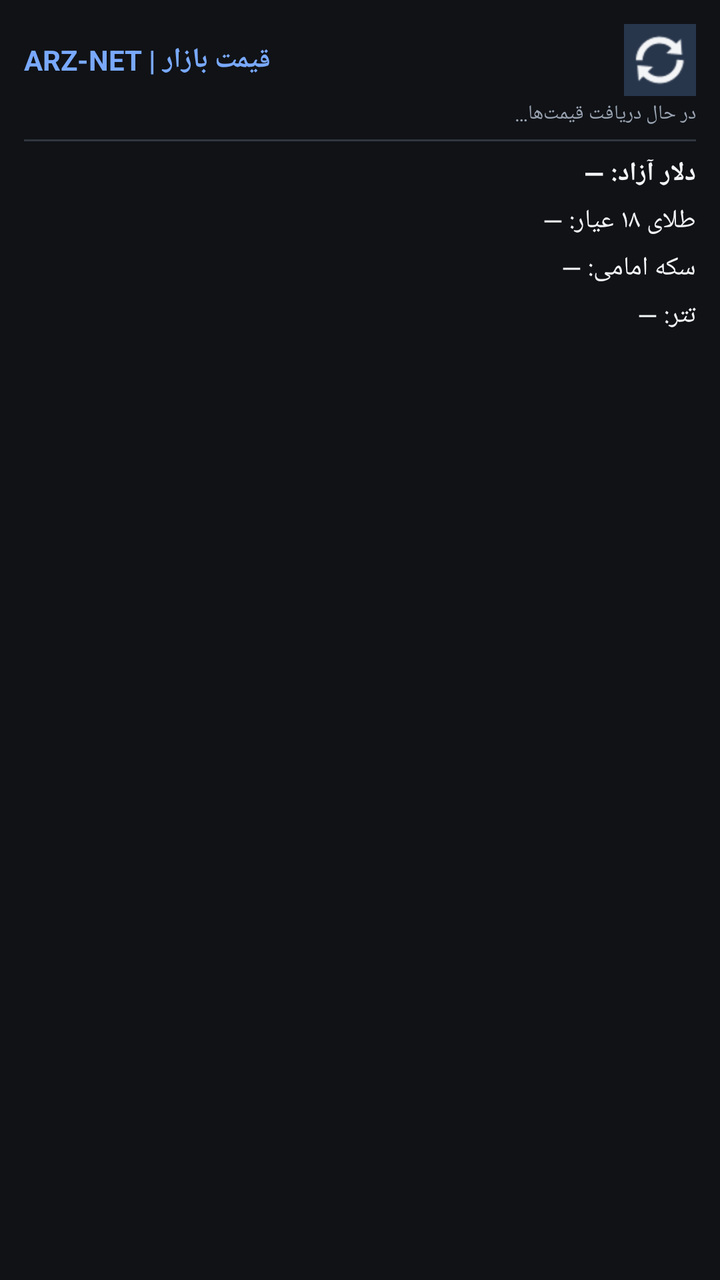
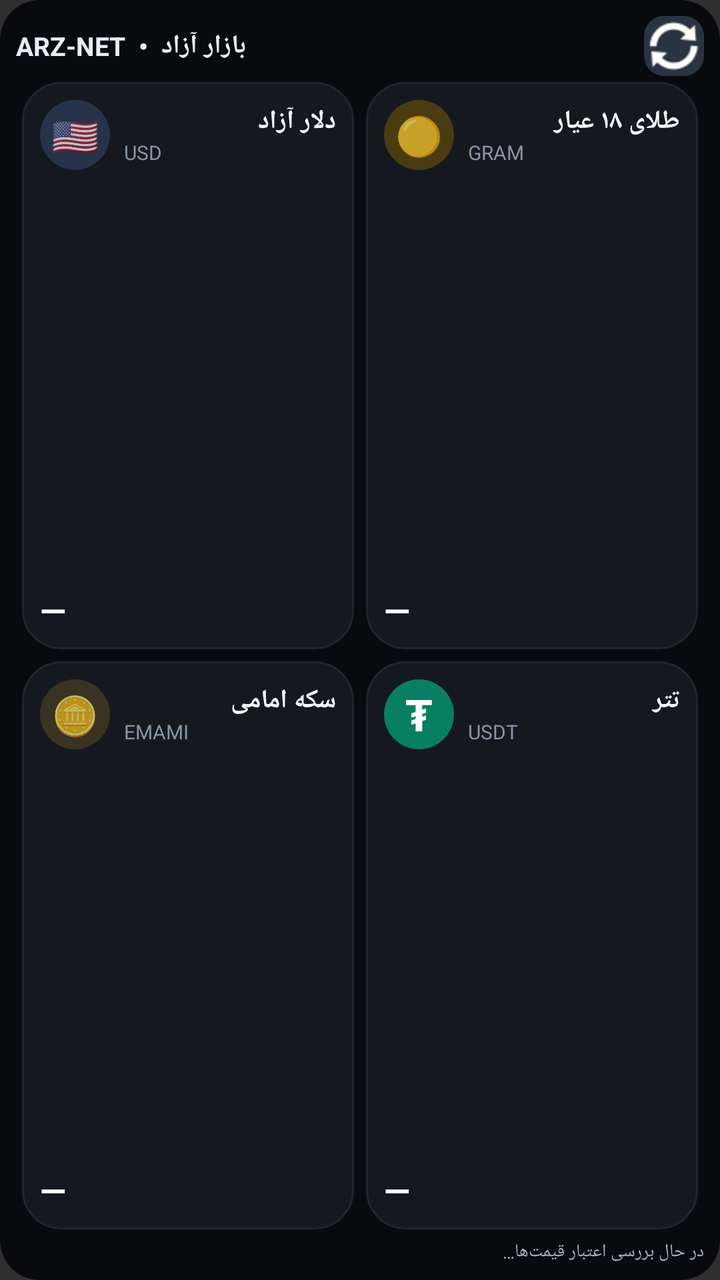

Before-and-after screenshots of an Android layout around one commit, followed by the original layout XML and the change that was made.
<!-- AndroidManifest.xml: application theme android:Theme.Material.NoActionBar -->
<!-- res/layout/market_widget.xml -->
<LinearLayout xmlns:android="http://schemas.android.com/apk/res/android" android:id="@+id/widget_root" android:layout_width="match_parent" android:layout_height="match_parent" android:orientation="vertical" android:padding="12dp" android:background="#101216">
<LinearLayout android:layout_width="match_parent" android:layout_height="wrap_content" android:gravity="center_vertical" android:orientation="horizontal">
<TextView android:layout_width="0dp" android:layout_height="wrap_content" android:layout_weight="1" android:text="ARZ-NET | قیمت بازار" android:textColor="#79A9FF" android:textSize="14sp" android:textStyle="bold"/>
<ImageButton android:id="@+id/widget_refresh" android:layout_width="36dp" android:layout_height="36dp" android:background="#28364C" android:contentDescription="تازه‌سازی قیمت‌ها" android:src="@android:drawable/ic_popup_sync" android:tint="#F3F5F7"/>
</LinearLayout>
<TextView android:id="@+id/widget_status" android:layout_width="match_parent" android:layout_height="wrap_content" android:layout_marginTop="2dp" android:text="در حال دریافت قیمت‌ها…" android:textColor="#9AA4B2" android:textSize="10sp"/>
<View android:layout_width="match_parent" android:layout_height="1dp" android:layout_marginTop="6dp" android:layout_marginBottom="4dp" android:background="#303640"/>
<TextView android:id="@+id/widget_usd" android:layout_width="match_parent" android:layout_height="wrap_content" android:paddingTop="3dp" android:paddingBottom="3dp" android:text="دلار آزاد: —" android:textColor="#F3F5F7" android:textSize="13sp" android:textStyle="bold"/>
<TextView android:id="@+id/widget_gold" android:layout_width="match_parent" android:layout_height="wrap_content" android:paddingTop="3dp" android:paddingBottom="3dp" android:text="طلای ۱۸ عیار: —" android:textColor="#F3F5F7" android:textSize="13sp"/>
<TextView android:id="@+id/widget_coin" android:layout_width="match_parent" android:layout_height="wrap_content" android:paddingTop="3dp" android:paddingBottom="3dp" android:text="سکه امامی: —" android:textColor="#F3F5F7" android:textSize="13sp"/>
<TextView android:id="@+id/widget_usdt" android:layout_width="match_parent" android:layout_height="wrap_content" android:paddingTop="3dp" android:paddingBottom="3dp" android:text="تتر: —" android:textColor="#F3F5F7" android:textSize="13sp"/>
</LinearLayout>
<!-- resources referenced by this layout -->
<resources>

</resources>

<!-- the commit's change to res/layout/market_widget.xml (unified diff, before → after) -->
@@ -1,12 +1,317 @@
-<LinearLayout xmlns:android="http://schemas.android.com/apk/res/android" android:id="@+id/widget_root" android:layout_width="match_parent" android:layout_height="match_parent" android:orientation="vertical" android:padding="12dp" android:background="#101216">
-<LinearLayout android:layout_width="match_parent" android:layout_height="wrap_content" android:gravity="center_vertical" android:orientation="horizontal">
-<TextView android:layout_width="0dp" android:layout_height="wrap_content" android:layout_weight="1" android:text="ARZ-NET | قیمت بازار" android:textColor="#79A9FF" android:textSize="14sp" android:textStyle="bold"/>
-<ImageButton android:id="@+id/widget_refresh" android:layout_width="36dp" android:layout_height="36dp" android:background="#28364C" android:contentDescription="تازه‌سازی قیمت‌ها" android:src="@android:drawable/ic_popup_sync" android:tint="#F3F5F7"/>
+<?xml version="1.0" encoding="utf-8"?>
+<LinearLayout xmlns:android="http://schemas.android.com/apk/res/android"
+    android:id="@+id/widget_root"
+    android:layout_width="match_parent"
+    android:layout_height="match_parent"
+    android:orientation="vertical"
+    android:padding="8dp"
+    android:background="@drawable/widget_background">
+
+    <LinearLayout
+        android:layout_width="match_parent"
+        android:layout_height="30dp"
+        android:gravity="center_vertical"
+        android:orientation="horizontal">
+
+        <TextView
+            android:layout_width="0dp"
+            android:layout_height="wrap_content"
+            android:layout_weight="1"
+            android:text="ARZ-NET  •  بازار آزاد"
+            android:textColor="#E8EDF5"
+            android:textSize="13sp"
+            android:textStyle="bold" />
+
+        <ImageButton
+            android:id="@+id/widget_refresh"
+            android:layout_width="30dp"
+            android:layout_height="30dp"
+            android:background="@drawable/widget_refresh_bg"
+            android:contentDescription="@string/widget_refresh_description"
+            android:padding="6dp"
+            android:src="@android:drawable/ic_popup_sync"
+            android:tint="#FFFFFF" />
+    </LinearLayout>
+
+    <LinearLayout
+        android:layout_width="match_parent"
+        android:layout_height="0dp"
+        android:layout_weight="1"
+        android:orientation="vertical">
+
+        <LinearLayout
+            android:layout_width="match_parent"
+            android:layout_height="0dp"
+            android:layout_weight="1"
+            android:orientation="horizontal">
+
+            <LinearLayout
+                android:layout_width="0dp"
+                android:layout_height="match_parent"
+                android:layout_weight="1"
+                android:layout_margin="3dp"
+                android:background="@drawable/widget_card_bg"
+                android:orientation="vertical"
+                android:padding="9dp">
+
+                <LinearLayout
+                    android:layout_width="match_parent"
+                    android:layout_height="wrap_content"
+                    android:gravity="center_vertical"
+                    android:orientation="horizontal">
+
+                    <TextView
+                        android:layout_width="35dp"
+                        android:layout_height="35dp"
+                        android:background="@drawable/widget_icon_usd_bg"
+                        android:gravity="center"
+                        android:text="🇺🇸"
+                        android:textSize="19sp" />
+
+                    <LinearLayout
+                        android:layout_width="0dp"
+                        android:layout_height="wrap_content"
+                        android:layout_weight="1"
+                        android:orientation="vertical"
+                        android:paddingStart="7dp">
+
+                        <TextView
+                            android:id="@+id/widget_usd_title"
+                            android:layout_width="match_parent"
+                            android:layout_height="wrap_content"
+                            android:text="دلار آزاد"
+                            android:textColor="#F7F8FA"
+                            android:textSize="13sp"
+                            android:textStyle="bold" />
+
+                        <TextView
+                            android:layout_width="match_parent"
+                            android:layout_height="wrap_content"
+                            android:text="USD"
+                            android:textColor="#8794A8"
+                            android:textSize="10sp" />
+                    </LinearLayout>
+                </LinearLayout>
+
+                <TextView
+                    android:id="@+id/widget_usd_price"
+                    android:layout_width="match_parent"
+                    android:layout_height="0dp"
+                    android:layout_weight="1"
+                    android:gravity="bottom|start"
+                    android:maxLines="2"
+                    android:text="—"
+                    android:textColor="#FFFFFF"
+                    android:textSize="17sp"
+                    android:textStyle="bold"
+                    android:includeFontPadding="false" />
+            </LinearLayout>
+
+            <LinearLayout
+                android:layout_width="0dp"
+                android:layout_height="match_parent"
+                android:layout_weight="1"
+                android:layout_margin="3dp"
+                android:background="@drawable/widget_card_bg"
+                android:orientation="vertical"
+                android:padding="9dp">
+
+                <LinearLayout
+                    android:layout_width="match_parent"
+                    android:layout_height="wrap_content"
+                    android:gravity="center_vertical"
+                    android:orientation="horizontal">
+
+                    <TextView
+                        android:layout_width="35dp"
+                        android:layout_height="35dp"
+                        android:background="@drawable/widget_icon_gold_bg"
+                        android:gravity="center"
+                        android:text="🟡"
+                        android:textSize="19sp" />
+
+                    <LinearLayout
+                        android:layout_width="0dp"
+                        android:layout_height="wrap_content"
+                        android:layout_weight="1"
+                        android:orientation="vertical"
+                        android:paddingStart="7dp">
+
+                        <TextView
+                            android:id="@+id/widget_gold_title"
+                            android:layout_width="match_parent"
+                            android:layout_height="wrap_content"
+                            android:text="طلای ۱۸ عیار"
+                            android:textColor="#F7F8FA"
+                            android:textSize="13sp"
+                            android:textStyle="bold" />
+
+                        <TextView
+                            android:layout_width="match_parent"
+                            android:layout_height="wrap_content"
+                            android:text="GRAM"
+                            android:textColor="#8794A8"
+                            android:textSize="10sp" />
+                    </LinearLayout>
+                </LinearLayout>
+
+                <TextView
+                    android:id="@+id/widget_gold_price"
+                    android:layout_width="match_parent"
+                    android:layout_height="0dp"
+                    android:layout_weight="1"
+                    android:gravity="bottom|start"
+                    android:maxLines="2"
+                    android:text="—"
+                    android:textColor="#FFFFFF"
+                    android:textSize="17sp"
+                    android:textStyle="bold"
+                    android:includeFontPadding="false" />
+            </LinearLayout>
+        </LinearLayout>
+
+        <LinearLayout
+            android:layout_width="match_parent"
+            android:layout_height="0dp"
+            android:layout_weight="1"
+            android:orientation="horizontal">
+
+            <LinearLayout
+                android:layout_width="0dp"
+                android:layout_height="match_parent"
+                android:layout_weight="1"
+                android:layout_margin="3dp"
+                android:background="@drawable/widget_card_bg"
+                android:orientation="vertical"
+                android:padding="9dp">
+
+                <LinearLayout
+                    android:layout_width="match_parent"
+                    android:layout_height="wrap_content"
+                    android:gravity="center_vertical"
+                    android:orientation="horizontal">
+
+                    <TextView
+                        android:layout_width="35dp"
+                        android:layout_height="35dp"
+                        android:background="@drawable/widget_icon_coin_bg"
+                        android:gravity="center"
+                        android:text="🪙"
+                        android:textSize="19sp" />
+
+                    <LinearLayout
+                        android:layout_width="0dp"
+                        android:layout_height="wrap_content"
+                        android:layout_weight="1"
+                        android:orientation="vertical"
+                        android:paddingStart="7dp">
+
+                        <TextView
+                            android:id="@+id/widget_coin_title"
+                            android:layout_width="match_parent"
+                            android:layout_height="wrap_content"
+                            android:text="سکه امامی"
+                            android:textColor="#F7F8FA"
+                            android:textSize="13sp"
+                            android:textStyle="bold" />
+
+                        <TextView
+                            android:layout_width="match_parent"
+                            android:layout_height="wrap_content"
+                            android:text="EMAMI"
+                            android:textColor="#8794A8"
+                            android:textSize="10sp" />
+                    </LinearLayout>
+                </LinearLayout>
+
+                <TextView
+                    android:id="@+id/widget_coin_price"
+                    android:layout_width="match_parent"
+                    android:layout_height="0dp"
+                    android:layout_weight="1"
+                    android:gravity="bottom|start"
+                    android:maxLines="2"
+                    android:text="—"
+                    android:textColor="#FFFFFF"
+                    android:textSize="17sp"
+                    android:textStyle="bold"
+                    android:includeFontPadding="false" />
+            </LinearLayout>
+
+            <LinearLayout
+                android:layout_width="0dp"
+                android:layout_height="match_parent"
+                android:layout_weight="1"
+                android:layout_margin="3dp"
+                android:background="@drawable/widget_card_bg"
+                android:orientation="vertical"
+                android:padding="9dp">
+
+                <LinearLayout
+                    android:layout_width="match_parent"
+                    android:layout_height="wrap_content"
+                    android:gravity="center_vertical"
+                    android:orientation="horizontal">
+
+                    <TextView
+                        android:layout_width="35dp"
+                        android:layout_height="35dp"
+                        android:background="@drawable/widget_icon_usdt_bg"
+                        android:gravity="center"
+                        android:text="₮"
+                        android:textColor="#FFFFFF"
+                        android:textSize="22sp"
+                        android:textStyle="bold" />
+
+                    <LinearLayout
+                        android:layout_width="0dp"
+                        android:layout_height="wrap_content"
+                        android:layout_weight="1"
+                        android:orientation="vertical"
+                        android:paddingStart="7dp">
+
+                        <TextView
+                            android:id="@+id/widget_usdt_title"
+                            android:layout_width="match_parent"
+                            android:layout_height="wrap_content"
+                            android:text="تتر"
+                            android:textColor="#F7F8FA"
+                            android:textSize="13sp"
+                            android:textStyle="bold" />
+
+                        <TextView
+                            android:layout_width="match_parent"
+                            android:layout_height="wrap_content"
+                            android:text="USDT"
+                            android:textColor="#8794A8"
+                            android:textSize="10sp" />
+                    </LinearLayout>
+                </LinearLayout>
+
+                <TextView
+                    android:id="@+id/widget_usdt_price"
+                    android:layout_width="match_parent"
+                    android:layout_height="0dp"
+                    android:layout_weight="1"
+                    android:gravity="bottom|start"
+                    android:maxLines="2"
+                    android:text="—"
+                    android:textColor="#FFFFFF"
+                    android:textSize="17sp"
+                    android:textStyle="bold"
+                    android:includeFontPadding="false" />
+            </LinearLayout>
+        </LinearLayout>
+    </LinearLayout>
+
+    <TextView
+        android:id="@+id/widget_status"
+        android:layout_width="match_parent"
+        android:layout_height="wrap_content"
+        android:layout_marginTop="2dp"
+        android:maxLines="1"
+        android:ellipsize="end"
+        android:text="در حال بررسی اعتبار قیمت‌ها…"
+        android:textColor="#A8B2C2"
+        android:textSize="9sp" />
 </LinearLayout>
-<TextView android:id="@+id/widget_status" android:layout_width="match_parent" android:layout_height="wrap_content" android:layout_marginTop="2dp" android:text="در حال دریافت قیمت‌ها…" android:textColor="#9AA4B2" android:textSize="10sp"/>
-<View android:layout_width="match_parent" android:layout_height="1dp" android:layout_marginTop="6dp" android:layout_marginBottom="4dp" android:background="#303640"/>
-<TextView android:id="@+id/widget_usd" android:layout_width="match_parent" android:layout_height="wrap_content" android:paddingTop="3dp" android:paddingBottom="3dp" android:text="دلار آزاد: —" android:textColor="#F3F5F7" android:textSize="13sp" android:textStyle="bold"/>
-<TextView android:id="@+id/widget_gold" android:layout_width="match_parent" android:layout_height="wrap_content" android:paddingTop="3dp" android:paddingBottom="3dp" android:text="طلای ۱۸ عیار: —" android:textColor="#F3F5F7" android:textSize="13sp"/>
-<TextView android:id="@+id/widget_coin" android:layout_width="match_parent" android:layout_height="wrap_content" android:paddingTop="3dp" android:paddingBottom="3dp" android:text="سکه امامی: —" android:textColor="#F3F5F7" android:textSize="13sp"/>
-<TextView android:id="@+id/widget_usdt" android:layout_width="match_parent" android:layout_height="wrap_content" android:paddingTop="3dp" android:paddingBottom="3dp" android:text="تتر: —" android:textColor="#F3F5F7" android:textSize="13sp"/>
-</LinearLayout>
<!-- resource entries referenced after the edit -->
@@ -1,5 +1,48 @@
 <!-- resources referenced by this layout -->
 <resources>
-
+  <!-- drawable widget_background (drawable) -->
+  <?xml version="1.0" encoding="utf-8"?>
+  <shape xmlns:android="http://schemas.android.com/apk/res/android">
+      <solid android:color="#080A0D" />
+      <corners android:radius="20dp" />
+  </shape>
+  <!-- drawable widget_card_bg (drawable) -->
+  <?xml version="1.0" encoding="utf-8"?>
+  <shape xmlns:android="http://schemas.android.com/apk/res/android">
+      <solid android:color="#15191F" />
+      <corners android:radius="19dp" />
+      <stroke android:width="1dp" android:color="#20262E" />
+  </shape>
+  <!-- drawable widget_icon_coin_bg (drawable) -->
+  <?xml version="1.0" encoding="utf-8"?>
+  <shape xmlns:android="http://schemas.android.com/apk/res/android">
+      <solid android:color="#3B3322" />
+      <corners android:radius="18dp" />
+  </shape>
+  <!-- drawable widget_icon_gold_bg (drawable) -->
+  <?xml version="1.0" encoding="utf-8"?>
+  <shape xmlns:android="http://schemas.android.com/apk/res/android">
+      <solid android:color="#4B3B10" />
+      <corners android:radius="18dp" />
+  </shape>
+  <!-- drawable widget_icon_usd_bg (drawable) -->
+  <?xml version="1.0" encoding="utf-8"?>
+  <shape xmlns:android="http://schemas.android.com/apk/res/android">
+      <solid android:color="#26334A" />
+      <corners android:radius="18dp" />
+  </shape>
+  <!-- drawable widget_icon_usdt_bg (drawable) -->
+  <?xml version="1.0" encoding="utf-8"?>
+  <shape xmlns:android="http://schemas.android.com/apk/res/android">
+      <solid android:color="#087F63" />
+      <corners android:radius="18dp" />
+  </shape>
+  <!-- drawable widget_refresh_bg (drawable) -->
+  <?xml version="1.0" encoding="utf-8"?>
+  <shape xmlns:android="http://schemas.android.com/apk/res/android">
+      <solid android:color="#293442" />
+      <corners android:radius="10dp" />
+  </shape>
+  <string name="widget_refresh_description">به‌روزرسانی قیمت‌ها</string>
 </resources>
 
